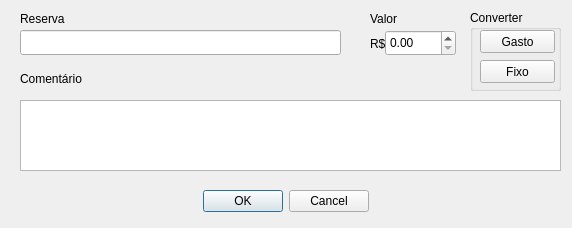
This is ui/reserva_edit.ui in vazerick/controle_gastos as Qt 5 draws it before an edit. The edited form follows.
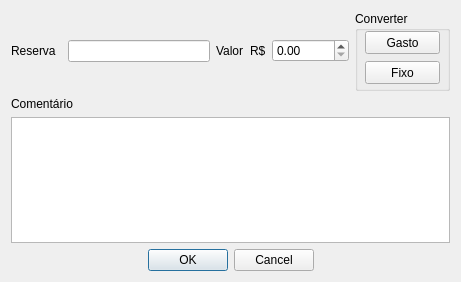
This is the edited form.

Commit message: Atualização de layout

Diff of the .ui file:
```diff
--- a/ui/reserva_edit.ui
+++ b/ui/reserva_edit.ui
@@ -6,22 +6,32 @@
    <rect>
     <x>0</x>
     <y>0</y>
-    <width>572</width>
-    <height>228</height>
+    <width>461</width>
+    <height>282</height>
    </rect>
   </property>
+  <property name="minimumSize">
+   <size>
+    <width>460</width>
+    <height>170</height>
+   </size>
+  </property>
   <property name="windowTitle">
    <string>Adicionar Gasto</string>
   </property>
+  <layout class="QVBoxLayout" name="verticalLayout_2">
+   <item>
+    <layout class="QVBoxLayout" name="verticalLayout">
+     <item>
+      <layout class="QHBoxLayout" name="horizontalLayout">
+       <property name="sizeConstraint">
+        <enum>QLayout::SetMinimumSize</enum>
+       </property>
+       <property name="bottomMargin">
+        <number>0</number>
+       </property>
+       <item>
   <widget class="QLabel" name="labelReserva">
-   <property name="geometry">
-    <rect>
-     <x>20</x>
-     <y>10</y>
-     <width>51</width>
-     <height>17</height>
-    </rect>
-   </property>
    <property name="minimumSize">
     <size>
      <width>51</width>
@@ -38,61 +48,26 @@
     <string>Reserva</string>
    </property>
   </widget>
-  <widget class="QLineEdit" name="inputReserva">
-   <property name="geometry">
-    <rect>
-     <x>20</x>
-     <y>30</y>
-     <width>321</width>
-     <height>25</height>
-    </rect>
-   </property>
-  </widget>
-  <widget class="QTextEdit" name="textComentario">
-   <property name="geometry">
-    <rect>
-     <x>20</x>
-     <y>100</y>
-     <width>541</width>
-     <height>71</height>
-    </rect>
-   </property>
-  </widget>
-  <widget class="QLabel" name="labelComentario">
-   <property name="geometry">
-    <rect>
-     <x>20</x>
-     <y>70</y>
-     <width>81</width>
-     <height>17</height>
-    </rect>
-   </property>
-   <property name="text">
-    <string>Comentário</string>
-   </property>
-  </widget>
+       </item>
+       <item>
+        <widget class="QLineEdit" name="inputReserva"/>
+       </item>
+       <item>
   <widget class="QLabel" name="labelValor">
-   <property name="geometry">
-    <rect>
-     <x>370</x>
-     <y>10</y>
-     <width>41</width>
-     <height>17</height>
-    </rect>
-   </property>
    <property name="text">
     <string>Valor</string>
    </property>
   </widget>
+       </item>
+       <item>
+        <widget class="QLabel" name="labelValor_2">
+         <property name="text">
+          <string>R$</string>
+         </property>
+        </widget>
+       </item>
+       <item>
   <widget class="QDoubleSpinBox" name="spinValor">
-   <property name="geometry">
-    <rect>
-     <x>385</x>
-     <y>30</y>
-     <width>71</width>
-     <height>26</height>
-    </rect>
-   </property>
    <property name="decimals">
     <number>2</number>
    </property>
@@ -103,43 +78,14 @@
     <double>0.000000000000000</double>
    </property>
   </widget>
-  <widget class="QLabel" name="labelValor_2">
-   <property name="geometry">
-    <rect>
-     <x>370</x>
-     <y>35</y>
-     <width>16</width>
-     <height>17</height>
-    </rect>
-   </property>
-   <property name="text">
-    <string>R$</string>
-   </property>
-  </widget>
-  <widget class="QDialogButtonBox" name="buttonBox">
-   <property name="geometry">
-    <rect>
-     <x>10</x>
-     <y>190</y>
-     <width>551</width>
-     <height>23</height>
-    </rect>
-   </property>
-   <property name="standardButtons">
-    <set>QDialogButtonBox::Cancel|QDialogButtonBox::Ok</set>
-   </property>
-   <property name="centerButtons">
-    <bool>true</bool>
-   </property>
-  </widget>
+       </item>
+       <item>
   <widget class="QGroupBox" name="groupBox">
-   <property name="geometry">
-    <rect>
-     <x>470</x>
-     <y>10</y>
-     <width>91</width>
-     <height>81</height>
-    </rect>
+         <property name="minimumSize">
+          <size>
+           <width>95</width>
+           <height>80</height>
+          </size>
    </property>
    <property name="title">
     <string>Converter</string>
@@ -171,6 +117,32 @@
     </property>
    </widget>
   </widget>
+       </item>
+      </layout>
+     </item>
+     <item>
+      <widget class="QLabel" name="labelComentario">
+       <property name="text">
+        <string>Comentário</string>
+       </property>
+      </widget>
+     </item>
+     <item>
+      <widget class="QTextEdit" name="textComentario"/>
+     </item>
+     <item>
+      <widget class="QDialogButtonBox" name="buttonBox">
+       <property name="standardButtons">
+        <set>QDialogButtonBox::Cancel|QDialogButtonBox::Ok</set>
+       </property>
+       <property name="centerButtons">
+        <bool>true</bool>
+       </property>
+      </widget>
+     </item>
+    </layout>
+   </item>
+  </layout>
  </widget>
  <tabstops>
   <tabstop>inputReserva</tabstop>
```
Lines whose indentation alone changed are shown as unchanged. The commit also changes 18 other files.
